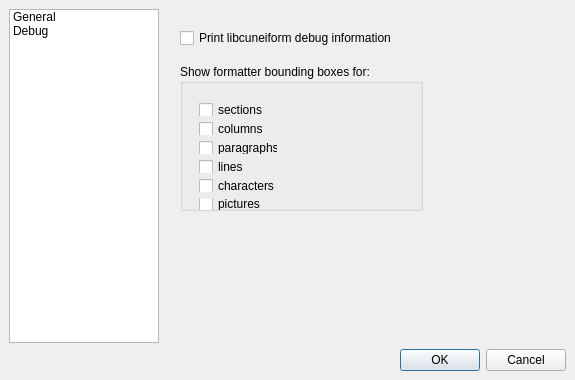
This is gui/settings.ui in uliss/quneiform as Qt 5 draws it before an edit. The edited form follows.
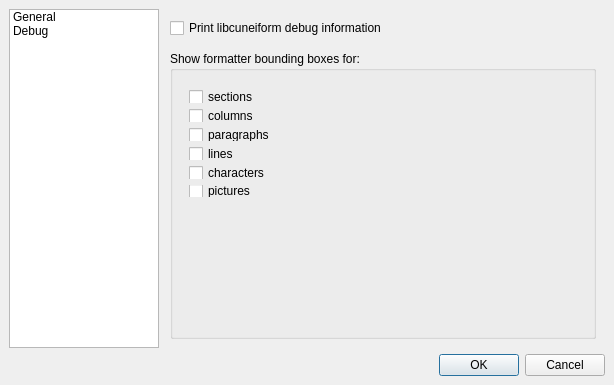
This is the edited form. Icons and pictures are not drawn.

Commit message: Settings dialog crash fix

Diff of the .ui file:
```diff
--- a/gui/settings.ui
+++ b/gui/settings.ui
@@ -7,8 +7,8 @@
    <rect>
     <x>0</x>
     <y>0</y>
-    <width>575</width>
-    <height>380</height>
+    <width>614</width>
+    <height>385</height>
    </rect>
   </property>
   <property name="minimumSize">
@@ -107,18 +107,18 @@
           </widget>
          </widget>
          <widget class="QWidget" name="debugSettings">
-          <widget class="QWidget" name="layoutWidget">
-           <property name="geometry">
-            <rect>
-             <x>10</x>
-             <y>10</y>
-             <width>261</width>
-             <height>201</height>
-            </rect>
-           </property>
            <layout class="QVBoxLayout" name="verticalLayout_4">
+           <property name="spacing">
+            <number>0</number>
+           </property>
             <item>
              <widget class="QCheckBox" name="printCuneiformDebug">
+             <property name="sizePolicy">
+              <sizepolicy hsizetype="Preferred" vsizetype="Fixed">
+               <horstretch>0</horstretch>
+               <verstretch>0</verstretch>
+              </sizepolicy>
+             </property>
               <property name="text">
                <string>Print libcuneiform debug information</string>
               </property>
@@ -135,13 +135,19 @@
               <property name="sizeHint" stdset="0">
                <size>
                 <width>20</width>
-                <height>10</height>
+               <height>13</height>
                </size>
               </property>
              </spacer>
             </item>
             <item>
              <widget class="QGroupBox" name="groupBox">
+             <property name="sizePolicy">
+              <sizepolicy hsizetype="Preferred" vsizetype="Preferred">
+               <horstretch>0</horstretch>
+               <verstretch>0</verstretch>
+              </sizepolicy>
+             </property>
               <property name="title">
                <string>Show formatter bounding boxes for:</string>
               </property>
@@ -150,11 +156,14 @@
                 <rect>
                  <x>10</x>
                  <y>30</y>
-                 <width>97</width>
+                <width>341</width>
                  <height>125</height>
                 </rect>
                </property>
                <layout class="QVBoxLayout" name="verticalLayout_3">
+               <property name="sizeConstraint">
+                <enum>QLayout::SetDefaultConstraint</enum>
+               </property>
                 <item>
                  <widget class="QCheckBox" name="showSectionsBBox">
                   <property name="text">
@@ -202,7 +211,6 @@
              </widget>
             </item>
            </layout>
-          </widget>
          </widget>
         </widget>
        </item>
```
Left out of the diff: 2 changed lines with no effect on the pictures. Lines whose indentation alone changed are shown as unchanged. The commit also changes 5 other files.
